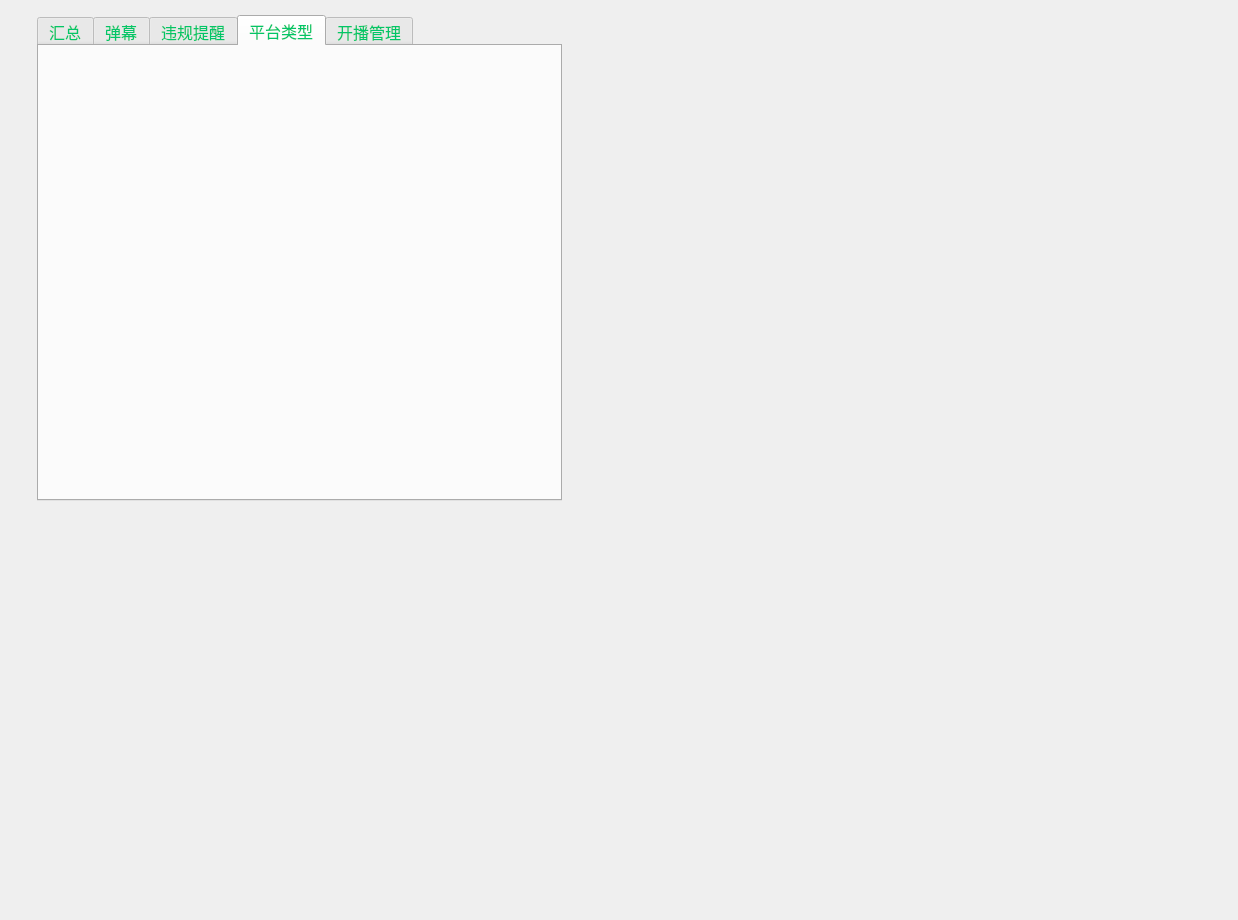
Qt form UI/gbs/bizWidgets/GBSBizLiveGuarderCtrl.ui (huangjingpei/myobs) before a commit.
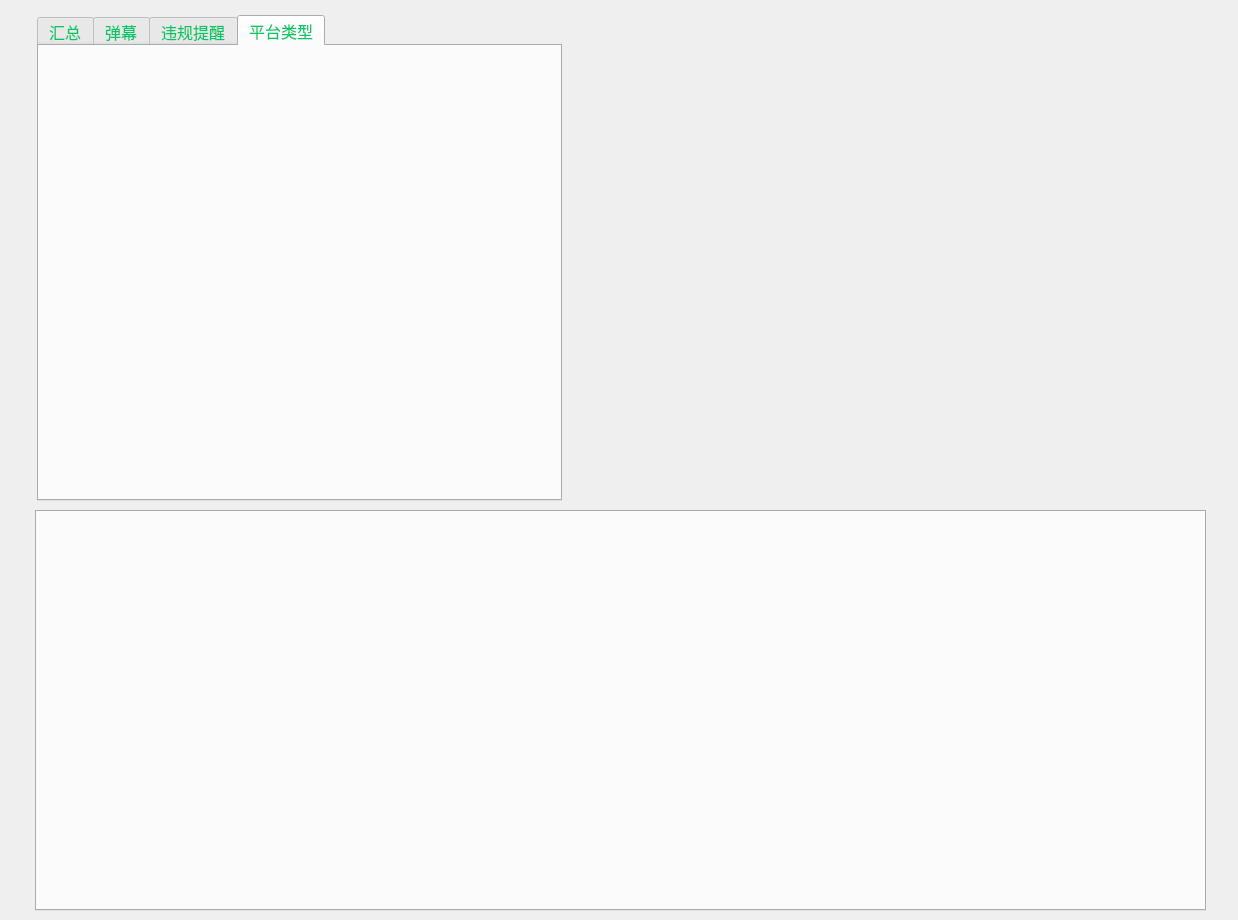
The same form after that commit. The open tabs and pages were chosen to show the change. Custom widgets are drawn as their Qt base class.

What changed in the file:
```diff
--- a/UI/gbs/bizWidgets/GBSBizLiveGuarderCtrl.ui
+++ b/UI/gbs/bizWidgets/GBSBizLiveGuarderCtrl.ui
@@ -70,11 +70,6 @@
       <string>平台类型</string>
      </attribute>
     </widget>
-    <widget class="QWidget" name="tab_3">
-     <attribute name="title">
-      <string>开播管理</string>
-     </attribute>
-    </widget>
    </widget>
   </widget>
   <widget class="QWidget" name="horizontalLayoutWidget">
@@ -86,7 +81,15 @@
      <height>401</height>
     </rect>
    </property>
-   <layout class="QHBoxLayout" name="horizontalLayout"/>
+   <layout class="QHBoxLayout" name="horizontalLayout">
+    <item>
+     <widget class="QTabWidget" name="tabWidget_2">
+      <property name="currentIndex">
+       <number>-1</number>
+      </property>
+     </widget>
+    </item>
+   </layout>
   </widget>
   <widget class="OBSBasicPreview" name="wgtPreview" native="true">
    <property name="geometry">
```
Left out of the diff: 2 changed lines with no effect on the pictures.
